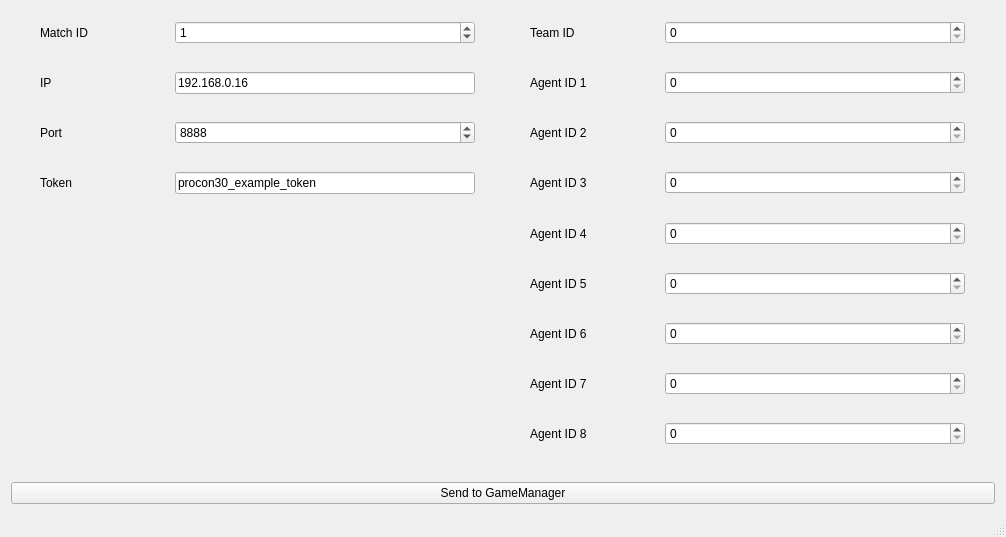
The window that Takao/takao.ui (tnct-spc/procon2019-comp) describes before a commit, drawn with Qt 5.
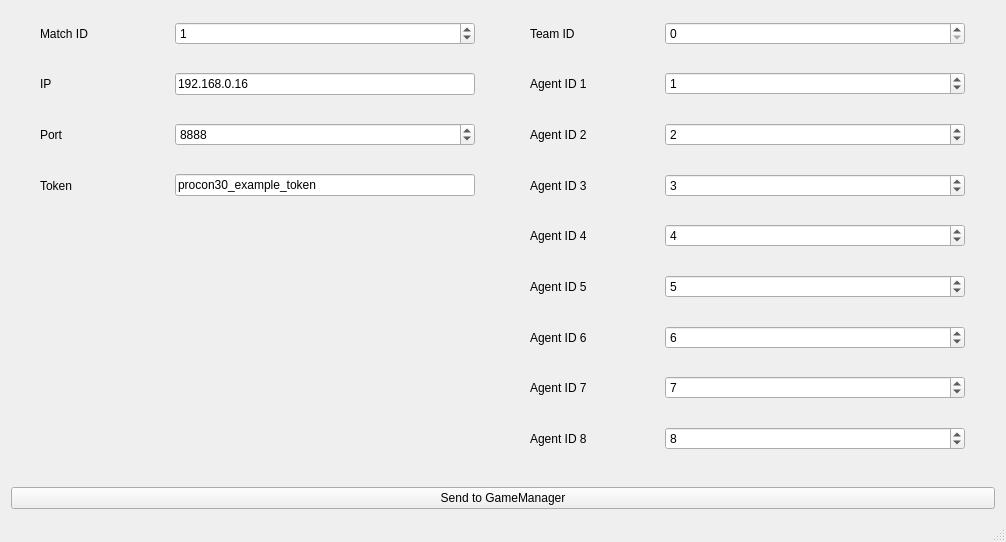
The same window after the commit.

What changed in the file:
```diff
--- a/Takao/takao.ui
+++ b/Takao/takao.ui
@@ -7,7 +7,7 @@
     <x>0</x>
     <y>0</y>
     <width>1006</width>
-    <height>537</height>
+    <height>542</height>
    </rect>
   </property>
   <property name="sizePolicy">
@@ -75,6 +75,9 @@
         <property name="maximum">
          <number>1000000000</number>
         </property>
+        <property name="value">
+         <number>8</number>
+        </property>
        </widget>
       </item>
       <item row="5" column="3">
@@ -107,6 +110,9 @@
         <property name="maximum">
          <number>1000000000</number>
         </property>
+        <property name="value">
+         <number>0</number>
+        </property>
        </widget>
       </item>
       <item row="6" column="3">
@@ -167,6 +173,9 @@
         <property name="maximum">
          <number>1000000000</number>
         </property>
+        <property name="value">
+         <number>2</number>
+        </property>
        </widget>
       </item>
       <item row="1" column="5">
@@ -174,6 +183,9 @@
         <property name="maximum">
          <number>1000000000</number>
         </property>
+        <property name="value">
+         <number>1</number>
+        </property>
        </widget>
       </item>
       <item row="3" column="5">
@@ -181,6 +193,9 @@
         <property name="maximum">
          <number>1000000000</number>
         </property>
+        <property name="value">
+         <number>3</number>
+        </property>
        </widget>
       </item>
       <item row="7" column="4">
@@ -221,6 +236,9 @@
         <property name="maximum">
          <number>1000000000</number>
         </property>
+        <property name="value">
+         <number>4</number>
+        </property>
        </widget>
       </item>
       <item row="1" column="4">
@@ -235,6 +253,9 @@
         <property name="maximum">
          <number>1000000000</number>
         </property>
+        <property name="value">
+         <number>6</number>
+        </property>
        </widget>
       </item>
       <item row="8" column="3">
@@ -288,6 +309,9 @@
         <property name="maximum">
          <number>1000000000</number>
         </property>
+        <property name="value">
+         <number>7</number>
+        </property>
        </widget>
       </item>
       <item row="7" column="3">
@@ -322,6 +346,9 @@
         <property name="maximum">
          <number>1000000000</number>
         </property>
+        <property name="value">
+         <number>5</number>
+        </property>
        </widget>
       </item>
       <item row="3" column="1">
```
